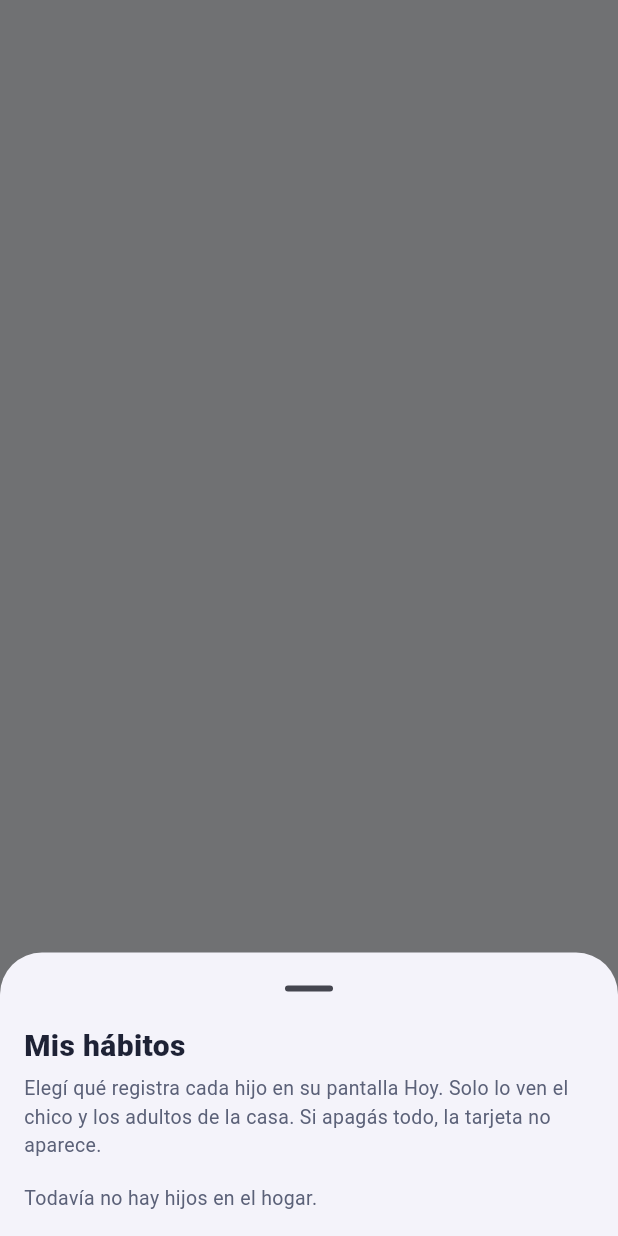
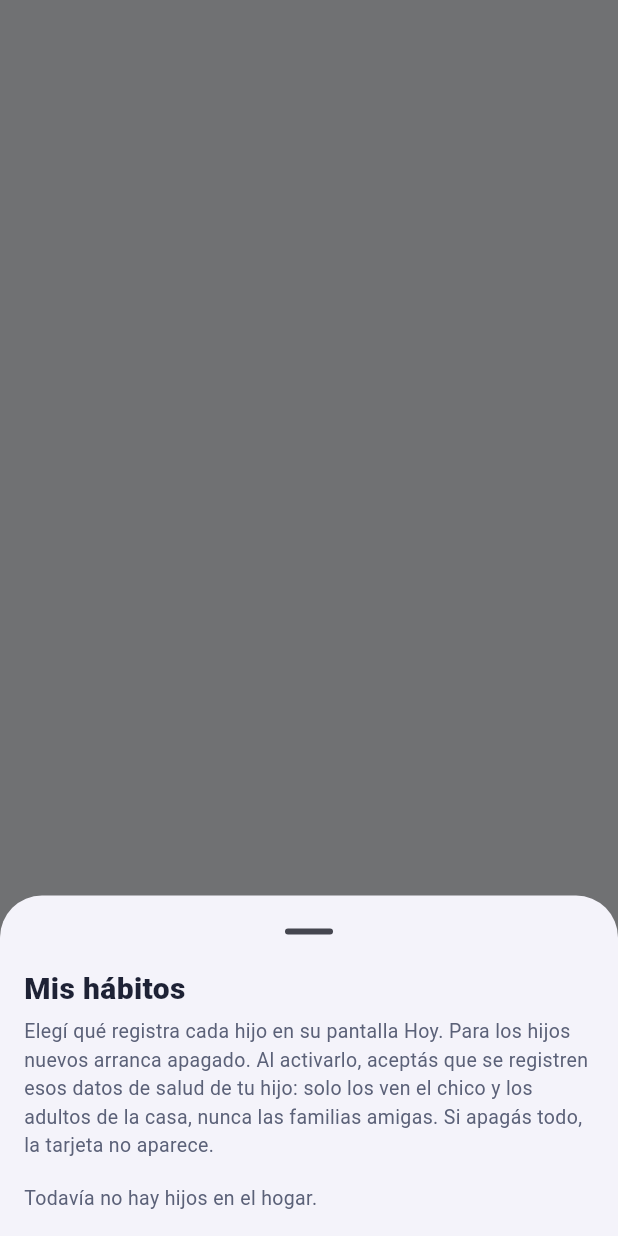
Before and after one commit to javimathesan/family_app, a Flutter app: what showHabitsSettings() shows on an empty page, opened directly, on a phone screen of 412 x 824 dp. Run offline on Flutter 3.47's test engine with Material 3 defaults, Android fonts, the phone set to English and light mode, and no system bars; our stand-ins replace cloud_firestore, firebase_auth, firebase_core, firebase_crashlytics, flutter_local_notifications, flutter_tts and 3 more; missing offline and left inert: firebase_app_check, mobile_scanner; accounts and stored records are empty; network calls fail.

Commit message:
Mis hábitos apagado de entrada para hijos nuevos; textos legales al día
Co-Authored-By: Claude Opus 5.5 <noreply@anthropic.com>
Claude-Session: https://claude.ai/code/session_01BdLT2Qg2USY6epEWDk26sF

```diff
--- a/app/lib/features/adult/settings_screen.dart
+++ b/app/lib/features/adult/settings_screen.dart
@@ -328,8 +328,10 @@ Future<void> showHabitsSettings(BuildContext context) {
               children: [
                 const Text('Mis hábitos', style: TextStyle(fontSize: 20, fontWeight: FontWeight.w900)),
                 const SizedBox(height: 4),
-                Text('Elegí qué registra cada hijo en su pantalla Hoy. Solo lo ven el chico y los adultos de la casa. '
-                    'Si apagás todo, la tarjeta no aparece.', style: mutedText(ctx)),
+                Text('Elegí qué registra cada hijo en su pantalla Hoy. Para los hijos nuevos arranca apagado. '
+                    'Al activarlo, aceptás que se registren esos datos de salud de tu hijo: solo los ven el chico '
+                    'y los adultos de la casa, nunca las familias amigas. Si apagás todo, la tarjeta no aparece.',
+                    style: mutedText(ctx)),
                 if (kids.isEmpty)
                   Padding(
                     padding: const EdgeInsets.only(top: 16),
--- a/app/lib/features/child/today_screen.dart
+++ b/app/lib/features/child/today_screen.dart
@@ -411,7 +411,7 @@ Future<void> showTodayOrder(BuildContext context) {
                         key: ValueKey(id),
                         value: !me.look.hidden.contains(id) && (id != 'cuerpo' || me.habitsOn),
                         title: Text(todayCards[id]!, style: const TextStyle(fontWeight: FontWeight.w700)),
-                        subtitle: id == 'cuerpo' && !me.habitsOn ? const Text('Lo apagó un adulto de tu casa') : null,
+                        subtitle: id == 'cuerpo' && !me.habitsOn ? const Text('Lo activa un adulto de tu casa') : null,
                         secondary: const Icon(Icons.drag_handle),
                         onChanged: id == 'cuerpo' && !me.habitsOn
                             ? null
--- a/app/lib/features/onboarding/privacy_screen.dart
+++ b/app/lib/features/onboarding/privacy_screen.dart
@@ -29,7 +29,7 @@ class PrivacyScreen extends StatelessWidget {
     ),
     (
       'Hábitos de los chicos',
-      'El agua y el baño son opcionales: un adulto administrador los prende o apaga para cada hijo en Ajustes → Hogar. '
+      'El agua y el baño son opcionales y arrancan apagados: un adulto administrador los activa para cada hijo en Ajustes → Hogar. '
           'Solo los ven el chico y los adultos de su hogar, y nunca se comparten con familias amigas.'
     ),
     (
```
Also changed, not shown: app/lib/data/family_cloud.dart (+12 -3 lines), app/lib/data/family_store.dart (+11 -0 lines), 4 other files.
